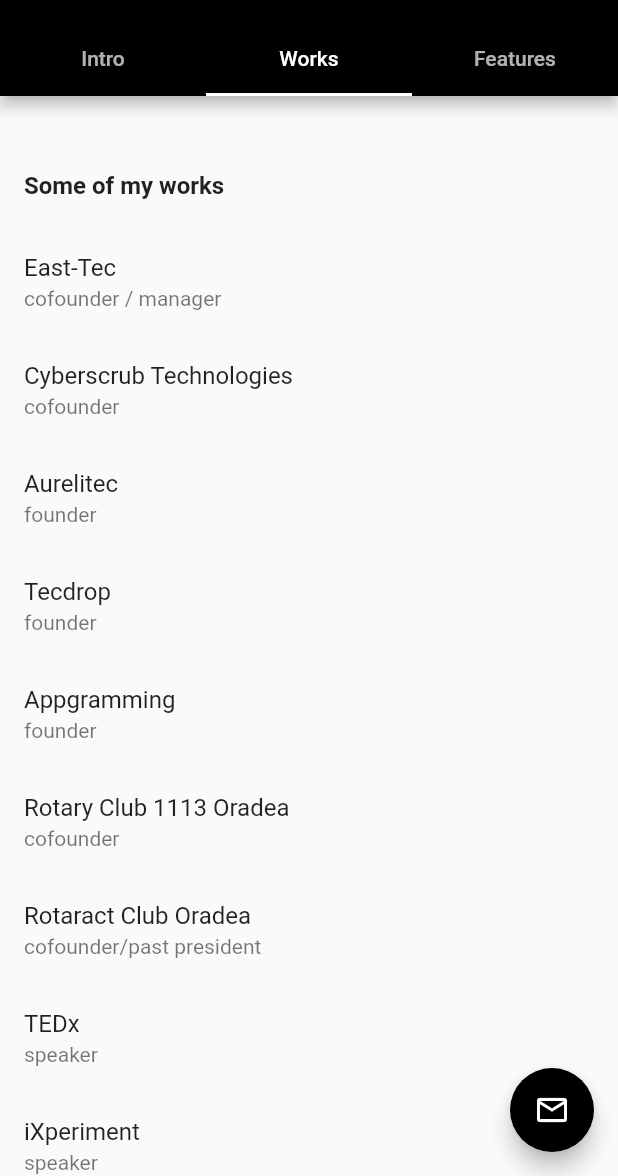
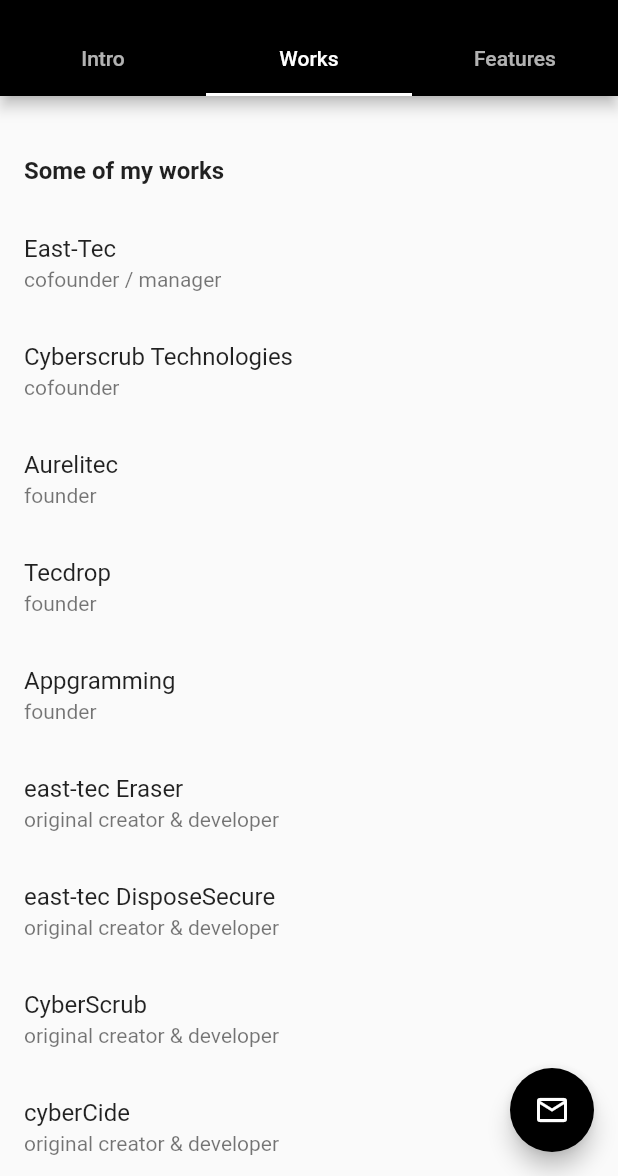
Before and after one commit to horatiudotme/2020.horatiu.me, a Flutter app: the screen it shows after launch, tab 2 chosen, on a phone screen of 412 x 824 dp, the part 60-1236 px from its top. Run offline on Flutter 3.47's test engine with Material 2 defaults, Android fonts, the phone set to English and light mode, and no system bars.

Commit message:
Structure and improve Works list

```diff
--- a/lib/content/works.dart
+++ /dev/null
@@ -1,48 +0,0 @@
-class Work {
-  final String title;
-  final String subtitle;
-  final String url;
-
-  Work(this.title, this.subtitle, this.url);
-}
-
-List<Work> kContentWorks = [
-  // Companies
-  Work('East-Tec', 'cofounder / manager', 'https://www.east-tec.com/'),
-  Work('Cyberscrub Technologies', 'cofounder', 'https://www.cyberscrub.com/'),
-  // Work('Aurelitec', 'founder / all-in-one', 'http://www.aurelitec.com/'),
-  Work('Aurelitec', 'founder', 'http://www.aurelitec.com/'),
-  Work('Tecdrop', 'founder', 'https://www.tecdrop.com/'),
-  Work('Appgramming', 'founder', 'https://www.appgramming.com/'),
-  // Volunteering
-  Work('Rotary Club 1113 Oradea', 'cofounder', 'https://rotary1113.ro/'),
-  Work('Rotaract Club Oradea', 'cofounder/past president', 'https://www.facebook.com/rotaractoradea/'),
-  Work('TEDx', 'speaker', 'https://www.ted.com/about/programs-initiatives/tedx-program'),
-  Work('iXperiment', 'speaker', 'http://ixperiment.ro/'),
-  // Products
-  Work('east-tec Eraser', 'original creator & developer', 'https://www.east-tec.com/eraser/'),
-  Work('east-tec DisposeSecure', 'original creator & developer', 'https://www.east-tec.com/disposesecure/'),
-  Work('CyberScrub', 'original creator & developer', ''),
-  Work('cyberCide', 'original creator & developer', ''),
-  Work('east-tec FormatSecure', 'creator & developer',
-      'https://web.archive.org/web/20050509180501/http://www.east-tec.com/formatsc/'),
-  Work('diskSpace Explorer', 'creator & developer',
-      'https://web.archive.org/web/20060406190416/http://www.east-tec.com/diskmanager/'),
-  // Apps
-  Work('Add/Remove Plus!', 'creator & developer',
-      'https://web.archive.org/web/20041011051204/http://www.aurelitec.com/software/arplus/'),
-  Work('CinemaDrape', 'creator & developer', 'https://www.aurelitec.com/cinemadrape/'),
-  Work('Colortypist', 'creator & developer', 'https://www.aurelitec.com/colortypist/'),
-  Work('ColorVeil', 'creator & developer', 'https://www.aurelitec.com/colorveil/'),
-  Work('FrameDummy', 'creator & developer', 'https://www.appgramming.com/framedummy/'),
-  Work('HTMtied', 'creator & developer', 'https://www.aurelitec.com/htmtied/'),
-  Work('InjuredPixels', 'creator & developer', 'https://www.aurelitec.com/injuredpixels/'),
-  Work('ISeePass', 'creator & developer', 'https://www.tecdrop.com/iseepass/'),
-  Work('LoneColor', 'creator & developer', 'https://www.appgramming.com/lonecolor/'),
-  Work('Pitch Black Wallpaper', 'creator & developer', 'https://www.tecdrop.com/pitchblackwallpaper/'),
-  Work('PixelHealer', 'creator & developer', 'https://www.aurelitec.com/pixelhealer/'),
-  Work('RGB Color Wallpaper', 'creator & developer', 'http://www.tecdrop.com/rgbcolorwallpaper/'),
-  Work('Thumbico', 'creator & developer', 'http://www.aurelitec.com/thumbico/'),
-  Work('Whats On My Computer', 'creator & developer',
-      'https://web.archive.org/web/20040622013006/http://www.whatsonmycomputer.com/'),
-];
--- /dev/null
+++ b/lib/content/works/contributions.dart
@@ -0,0 +1,52 @@
+import 'work_item.dart';
+
+const List<WorkItem> kContributions = [
+  WorkItem(
+    name: 'Rotary Club 1113 Oradea',
+    title: 'cofounder',
+    url: 'https://rotary1113.ro/',
+  ),
+  WorkItem(
+    name: 'Rotaract Club Oradea',
+    title: 'cofounder & past president',
+    url: 'https://www.facebook.com/rotaractoradea/',
+  ),
+  WorkItem(
+    name: 'TEDx',
+    title: 'speaker',
+    url: 'https://www.ted.com/about/programs-initiatives/tedx-program',
+  ),
+  WorkItem(
+    name: 'AntreV',
+    title: 'interviewee',
+    url:
+        'https://media.uoradea.ro/article1649-AntreV-Antreprenor-pentru-Viitor-Emisiunea-in-care-studen%C8%9Bii-inva%C8%9B%C4%83-tainele-reu%C8%99itei-de-la-antreprenori-de-succes',
+  ),
+  WorkItem(
+    name: 'iXperiment',
+    title: 'speaker & mentor',
+    url: 'http://ixperiment.ro/',
+  ),
+  WorkItem(
+    name: '11even',
+    title: 'speaker',
+    url:
+        'https://adevarul.ro/locale/oradea/povesti-viata-impresionante-alaturi-horatiu-tanescu--camelia-vaida-1_50ae664f7c42d5a6639c5d0e/index.html',
+  ),
+  WorkItem(
+    name: 'Oradea Summer University',
+    title: 'speaker',
+    url: 'https://oradeapress.ro/2014/08/05/elevii-au-plecat-cu-oscaruri-de-la-oradea-summer-university/',
+  ),
+  WorkItem(
+    name: 'Bursa Talentelor',
+    title: 'competition judge',
+    url: 'https://www.bihon.ro/stirile-judetului-bihor/castigatori-la-bursa-talentelor-195338/',
+  ),
+  WorkItem(
+    name: 'Business Plan',
+    title: 'competition judge',
+    url:
+        'https://www.crisana.ro/stiri/eveniment-1/concurs-interscolar-elevii-de-la-partenie-cosma-cei-mai-mari-businessmani-40563.html',
+  ),
+];
--- /dev/null
+++ b/lib/content/works/work_item.dart
@@ -0,0 +1,7 @@
+class WorkItem {
+  final String name;
+  final String title;
+  final String url;
+
+  const WorkItem({this.name, this.title, this.url});
+}
--- /dev/null
+++ b/lib/content/works/works.dart
@@ -0,0 +1,132 @@
+import 'work_item.dart';
+
+const List<WorkItem> kWorks = [
+  // Companies
+  WorkItem(
+    name: 'East-Tec',
+    title: 'cofounder / manager',
+    url: 'https://www.east-tec.com/',
+  ),
+  WorkItem(
+    name: 'Cyberscrub Technologies',
+    title: 'cofounder',
+    url: 'https://www.cyberscrub.com/',
+  ),
+  WorkItem(
+    name: 'Aurelitec',
+    title: 'founder',
+    url: 'http://www.aurelitec.com/',
+  ),
+  WorkItem(
+    name: 'Tecdrop',
+    title: 'founder',
+    url: 'https://www.tecdrop.com/',
+  ),
+  WorkItem(
+    name: 'Appgramming',
+    title: 'founder',
+    url: 'https://www.appgramming.com/',
+  ),
+  // Products
+  WorkItem(
+    name: 'east-tec Eraser',
+    title: 'original creator & developer',
+    url: 'https://www.east-tec.com/eraser/',
+  ),
+  WorkItem(
+    name: 'east-tec DisposeSecure',
+    title: 'original creator & developer',
+    url: 'https://www.east-tec.com/disposesecure/',
+  ),
+  WorkItem(
+    name: 'CyberScrub',
+    title: 'original creator & developer',
+    url: '',
+  ),
+  WorkItem(
+    name: 'cyberCide',
+    title: 'original creator & developer',
+    url: '',
+  ),
+  WorkItem(
+    name: 'east-tec FormatSecure',
+    title: 'creator & developer',
+    url: 'https://web.archive.org/web/20050509180501/http://www.east-tec.com/formatsc/',
+  ),
+  WorkItem(
+    name: 'diskSpace Explorer',
+    title: 'creator & developer',
+    url: 'https://web.archive.org/web/20060406190416/http://www.east-tec.com/diskmanager/',
+  ),
+  // Apps
+  WorkItem(
+    name: 'Add/Remove Plus!',
+    title: 'creator & developer',
+    url: 'https://web.archive.org/web/20041011051204/http://www.aurelitec.com/software/arplus/',
+  ),
+  WorkItem(
+    name: 'CinemaDrape',
+    title: 'creator & developer',
+    url: 'https://www.aurelitec.com/cinemadrape/',
+  ),
+  WorkItem(
+    name: 'Colortypist',
+    title: 'creator & developer',
+    url: 'https://www.aurelitec.com/colortypist/',
+  ),
+  WorkItem(
+    name: 'ColorVeil',
+    title: 'creator & developer',
+    url: 'https://www.aurelitec.com/colorveil/',
+  ),
+  WorkItem(
+    name: 'FrameDummy',
+    title: 'creator & developer',
+    url: 'https://www.appgramming.com/framedummy/',
+  ),
+  WorkItem(
+    name: 'HTMtied',
+    title: 'creator & developer',
+    url: 'https://www.aurelitec.com/htmtied/',
+  ),
+  WorkItem(
+    name: 'InjuredPixels',
+    title: 'creator & developer',
+    url: 'https://www.aurelitec.com/injuredpixels/',
+  ),
+  WorkItem(
+    name: 'ISeePass',
+    title: 'creator & developer',
+    url: 'https://www.tecdrop.com/iseepass/',
+  ),
+  WorkItem(
+    name: 'LoneColor',
+    title: 'creator & developer',
+    url: 'https://www.appgramming.com/lonecolor/',
+  ),
+  WorkItem(
+    name: 'Pitch Black Wallpaper',
+    title: 'creator & developer',
+    url: 'https://www.tecdrop.com/pitchblackwallpaper/',
+  ),
+  WorkItem(
+    name: 'PixelHealer',
+    title: 'creator & developer',
+    url: 'https://www.aurelitec.com/pixelhealer/',
+  ),
+  WorkItem(
+    name: 'RGB Color Wallpaper',
+    title: 'creator & developer',
+    url: 'http://www.tecdrop.com/rgbcolorwallpaper/',
+  ),
+  WorkItem(
+    name: 'Thumbico',
+    title: 'creator & developer',
+    url: 'http://www.aurelitec.com/thumbico/',
+  ),
+  WorkItem(
+    name: 'Whats On My Computer',
+    title: 'creator & developer',
+    url: 'https://web.archive.org/web/20040622013006/http://www.whatsonmycomputer.com/',
+  ),
+];
--- a/lib/pages/home_works_tab.dart
+++ b/lib/pages/home_works_tab.dart
@@ -1,37 +1,46 @@
 import 'package:flutter/material.dart';
-import 'package:horatiu_me/content/works.dart';
-import 'package:url_launcher/url_launcher.dart';
+import 'package:horatiu_me/content/works/contributions.dart';
+import 'package:horatiu_me/content/works/work_item.dart';
+import 'package:horatiu_me/content/works/works.dart';
+import 'package:horatiu_me/utils/utils.dart';
 
 class HomeWorksTab extends StatelessWidget {
   @override
   Widget build(BuildContext context) {
-    return ListView.builder(
-      itemCount: kContentWorks.length + 1,
-      itemBuilder: (BuildContext context, int index) {
-        return index == 0
-            ? Padding(
-                padding: const EdgeInsets.only(top: 32.0),
-                child: ListTile(
-                  title: Text(
-                    'Some of my works',
+    return CustomScrollView(
+      slivers: [
+        _buildListTitle(context, 'Some of my works'),
+        _buildWorksList(kWorks),
+        _buildListTitle(context, 'Some of my contributions'),
+        _buildWorksList(kContributions),
+      ],
+    );
+  }
+
+  Widget _buildListTitle(BuildContext context, String title) {
+    return SliverToBoxAdapter(
+      child: Padding(
+        padding: const EdgeInsets.fromLTRB(16.0, 40.0, 16.0, 16.0),
+        child: Text(
+          title,
           style: Theme.of(context).textTheme.subtitle1.copyWith(fontWeight: FontWeight.bold),
         ),
       ),
-              )
-            : ListTile(
-                title: Text(kContentWorks[index - 1].title),
-                subtitle: Text(kContentWorks[index - 1].subtitle),
-                onTap: () async {
-                  final String url = kContentWorks[index - 1].url;
-                  if (await canLaunch(url)) {
-                    await launch(
-                      url,
-                      // forceSafariVC: false,
     );
   }
-                },
+
+  Widget _buildWorksList(List<WorkItem> list) {
+    return SliverList(
+      delegate: SliverChildBuilderDelegate(
+        (BuildContext context, int index) {
+          return ListTile(
+            title: Text(list[index].name),
+            subtitle: Text(list[index].title),
+            onTap: () => launchUrl(list[index].url),
           );
         },
+        childCount: list.length,
+      ),
     );
   }
 }
```
Also changed, not shown: lib/pages/home.dart (+8 -18 lines). Lines whose indentation alone changed are shown as unchanged.
